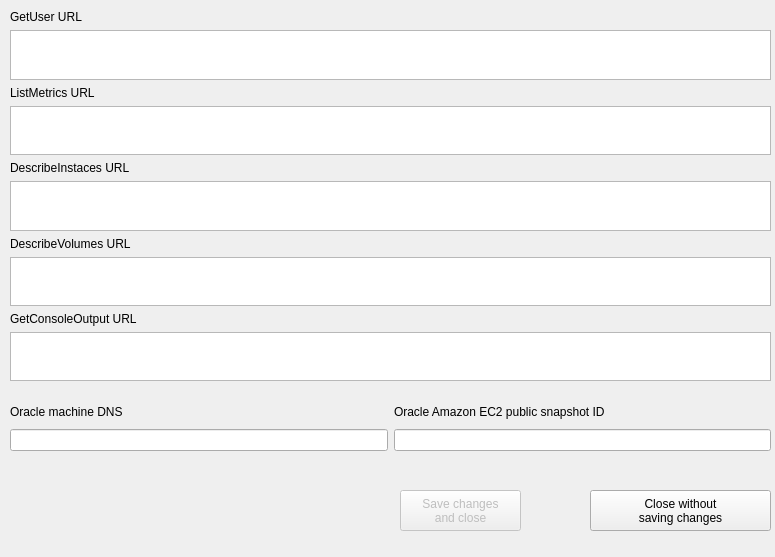
The window that moneychanger/legacybank/editoraclemachine.ui (xedcc/ssllog) describes before a commit, drawn with Qt 5.
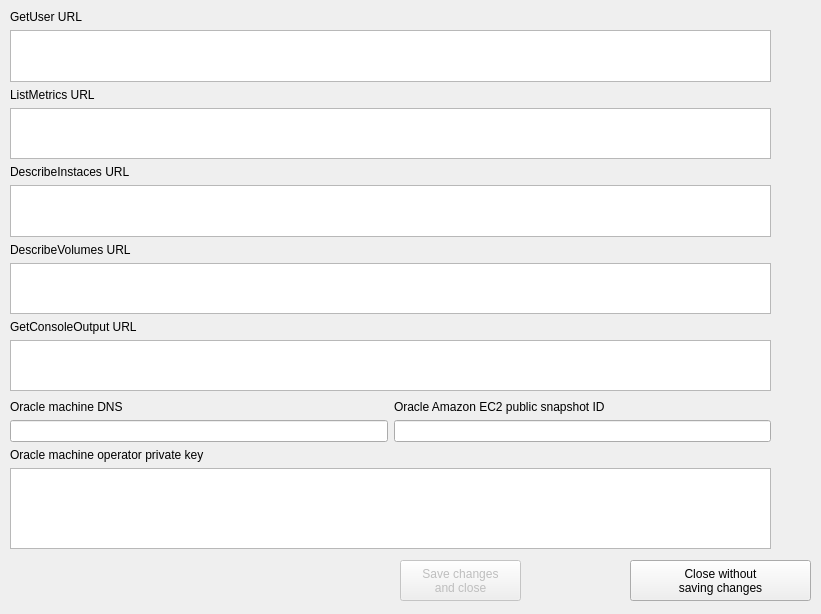
The same window after the commit.

```diff
--- a/moneychanger/legacybank/editoraclemachine.ui
+++ b/moneychanger/legacybank/editoraclemachine.ui
@@ -6,8 +6,8 @@
    <rect>
     <x>0</x>
     <y>0</y>
-    <width>775</width>
-    <height>557</height>
+    <width>821</width>
+    <height>614</height>
    </rect>
   </property>
   <property name="windowTitle">
@@ -16,8 +16,8 @@
   <widget class="QToolButton" name="toolButtonDontSave">
    <property name="geometry">
     <rect>
-     <x>590</x>
-     <y>490</y>
+     <x>630</x>
+     <y>560</y>
      <width>181</width>
      <height>41</height>
     </rect>
@@ -34,7 +34,7 @@
    <property name="geometry">
     <rect>
      <x>400</x>
-     <y>490</y>
+     <y>560</y>
      <width>121</width>
      <height>41</height>
     </rect>
@@ -50,7 +50,7 @@
      <x>10</x>
      <y>10</y>
      <width>761</width>
-     <height>371</height>
+     <height>381</height>
     </rect>
    </property>
    <layout class="QVBoxLayout" name="verticalLayoutRoot">
@@ -145,9 +145,11 @@
      <x>10</x>
      <y>400</y>
      <width>761</width>
-     <height>51</height>
+     <height>149</height>
     </rect>
    </property>
+   <layout class="QVBoxLayout" name="verticalLayout_8">
+    <item>
    <layout class="QHBoxLayout" name="horizontalLayout">
     <item>
      <layout class="QVBoxLayout" name="verticalLayout_7">
@@ -174,6 +176,22 @@
       </item>
       <item>
        <widget class="QLineEdit" name="lineEditSnapshotID"/>
+        </item>
+       </layout>
+      </item>
+     </layout>
+    </item>
+    <item>
+     <layout class="QVBoxLayout" name="verticalLayout_10">
+      <item>
+       <widget class="QLabel" name="label_8">
+        <property name="text">
+         <string>Oracle machine operator private key</string>
+        </property>
+       </widget>
+      </item>
+      <item>
+       <widget class="QPlainTextEdit" name="plainTextEdit"/>
       </item>
      </layout>
     </item>
```
Left out of the diff: 2 changed lines with no effect on the pictures. Lines whose indentation alone changed are shown as unchanged.
